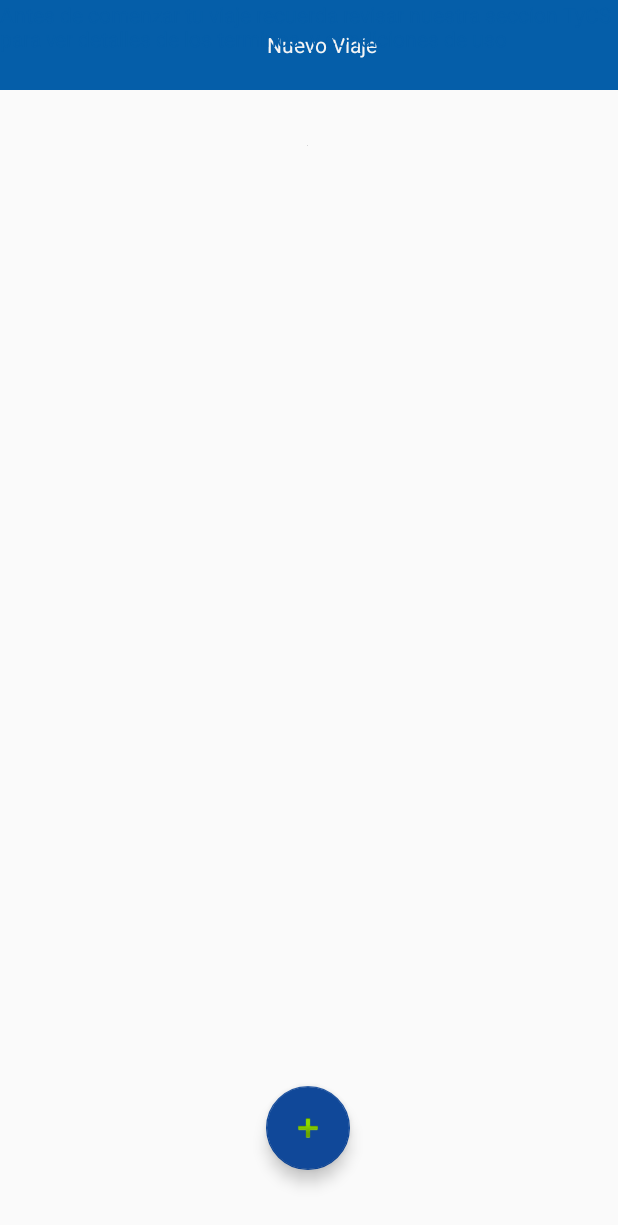
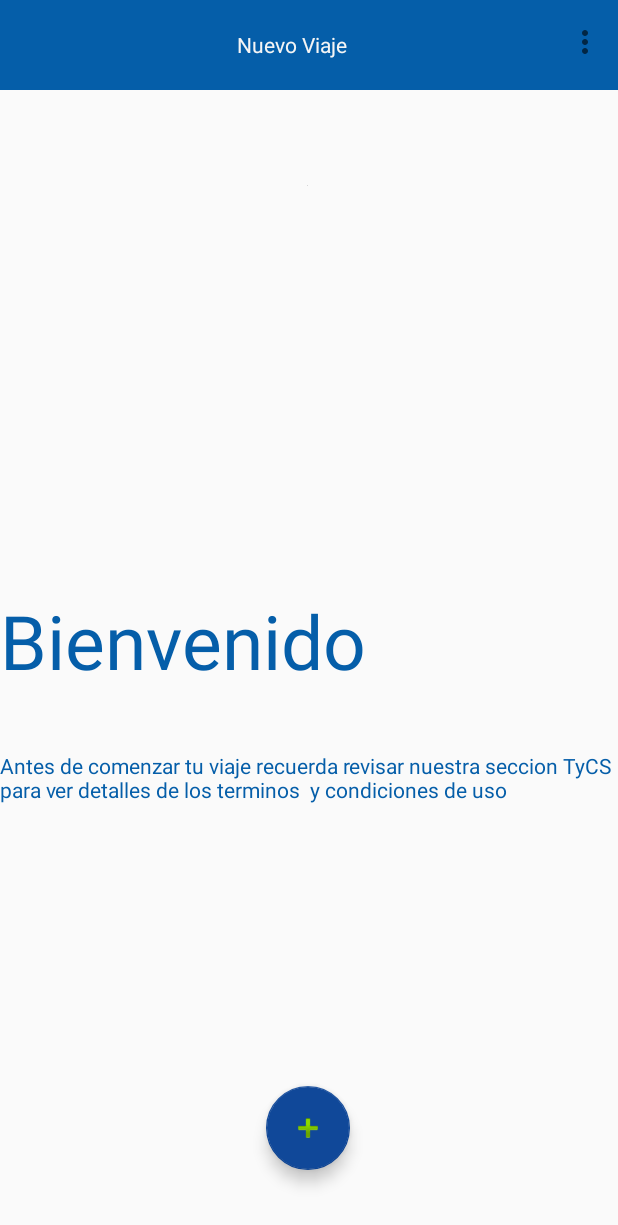
Before and after one commit to raulmenendez9/e-Tracker, an Android app: the layout fragment_home.xml on its own in the app's theme, with its tools: preview values and no code run, on a phone screen of 412 x 824 dp. Shown: the top 1225 px of the screen. Run offline under Robolectric (Android 15) with nearby library versions, the phone set to English and light mode, and no system bars.

Commit message:
agregando menu e items, imagenes dentro del home

```diff
--- a/app/src/main/java/com/unicomer/e_tracker_test/MainActivity.kt
+++ b/app/src/main/java/com/unicomer/e_tracker_test/MainActivity.kt
@@ -8,13 +8,19 @@ class MainActivity : AppCompatActivity() {
     override fun onCreate(savedInstanceState: Bundle?) {
         super.onCreate(savedInstanceState)
         setContentView(R.layout.activity_main)
+        loadHome(HomeFragment())
+        loadRegistrationTravel(TravelRegistrationFragment())
+    }
 
-        loadRegistrationTravel(TravelRegistrationFragment())
+    private fun loadHome(home: HomeFragment) {
+        val formmu = supportFragmentManager.beginTransaction()
+        formmu.replace(R.id.container_Fragment_Inicio, home).addToBackStack(null)
+        formmu.commit()
     }
 
     private fun loadRegistrationTravel(tr: TravelRegistrationFragment){
         val formmu = supportFragmentManager.beginTransaction()
-        formmu.replace(R.id.fragmentRegistrationTravel, tr).addToBackStack(null)
+        formmu.replace(R.id.container_Fragment_Inicio, tr).addToBackStack(null)
         formmu.commit()
     }
 
--- /dev/null
+++ b/app/src/main/res/drawable/ic_clip.xml
@@ -0,0 +1,9 @@
+<vector xmlns:android="http://schemas.android.com/apk/res/android"
+        android:width="24dp"
+        android:height="24dp"
+        android:viewportWidth="24.0"
+        android:viewportHeight="24.0">
+    <path
+        android:fillColor="#FF000000"
+        android:pathData="M16.5,6v11.5c0,2.21 -1.79,4 -4,4s-4,-1.79 -4,-4V5c0,-1.38 1.12,-2.5 2.5,-2.5s2.5,1.12 2.5,2.5v10.5c0,0.55 -0.45,1 -1,1s-1,-0.45 -1,-1V6H10v9.5c0,1.38 1.12,2.5 2.5,2.5s2.5,-1.12 2.5,-2.5V5c0,-2.21 -1.79,-4 -4,-4S7,2.79 7,5v12.5c0,3.04 2.46,5.5 5.5,5.5s5.5,-2.46 5.5,-5.5V6h-1.5z"/>
+</vector>
--- /dev/null
+++ b/app/src/main/res/drawable/ic_exit.xml
@@ -0,0 +1,9 @@
+<vector xmlns:android="http://schemas.android.com/apk/res/android"
+        android:width="24dp"
+        android:height="24dp"
+        android:viewportWidth="24.0"
+        android:viewportHeight="24.0">
+    <path
+        android:fillColor="#FF000000"
+        android:pathData="M10.09,15.59L11.5,17l5,-5 -5,-5 -1.41,1.41L12.67,11H3v2h9.67l-2.58,2.59zM19,3H5c-1.11,0 -2,0.9 -2,2v4h2V5h14v14H5v-4H3v4c0,1.1 0.89,2 2,2h14c1.1,0 2,-0.9 2,-2V5c0,-1.1 -0.9,-2 -2,-2z"/>
+</vector>
--- /dev/null
+++ b/app/src/main/res/drawable/ic_finalizar_viaje.xml
@@ -0,0 +1,9 @@
+<vector xmlns:android="http://schemas.android.com/apk/res/android"
+        android:width="24dp"
+        android:height="24dp"
+        android:viewportWidth="24.0"
+        android:viewportHeight="24.0">
+    <path
+        android:fillColor="#FF000000"
+        android:pathData="M2.5,19h19v2h-19zM9.68,13.27l4.35,1.16 5.31,1.42c0.8,0.21 1.62,-0.26 1.84,-1.06 0.21,-0.8 -0.26,-1.62 -1.06,-1.84l-5.31,-1.42 -2.76,-9.02L10.12,2v8.28L5.15,8.95l-0.93,-2.32 -1.45,-0.39v5.17l1.6,0.43 5.31,1.43z"/>
+</vector>
--- /dev/null
+++ b/app/src/main/res/drawable/ic_history.xml
@@ -0,0 +1,9 @@
+<vector xmlns:android="http://schemas.android.com/apk/res/android"
+        android:width="24dp"
+        android:height="24dp"
+        android:viewportWidth="24.0"
+        android:viewportHeight="24.0">
+    <path
+        android:fillColor="#FF000000"
+        android:pathData="M13,3c-4.97,0 -9,4.03 -9,9L1,12l3.89,3.89 0.07,0.14L9,12L6,12c0,-3.87 3.13,-7 7,-7s7,3.13 7,7 -3.13,7 -7,7c-1.93,0 -3.68,-0.79 -4.94,-2.06l-1.42,1.42C8.27,19.99 10.51,21 13,21c4.97,0 9,-4.03 9,-9s-4.03,-9 -9,-9zM12,8v5l4.28,2.54 0.72,-1.21 -3.5,-2.08L13.5,8L12,8z"/>
+</vector>
--- /dev/null
+++ b/app/src/main/res/drawable/ic_menu.xml
@@ -0,0 +1,9 @@
+<vector xmlns:android="http://schemas.android.com/apk/res/android"
+        android:width="24dp"
+        android:height="24dp"
+        android:viewportWidth="24.0"
+        android:viewportHeight="24.0">
+    <path
+        android:fillColor="#FF000000"
+        android:pathData="M12,8c1.1,0 2,-0.9 2,-2s-0.9,-2 -2,-2 -2,0.9 -2,2 0.9,2 2,2zM12,10c-1.1,0 -2,0.9 -2,2s0.9,2 2,2 2,-0.9 2,-2 -0.9,-2 -2,-2zM12,16c-1.1,0 -2,0.9 -2,2s0.9,2 2,2 2,-0.9 2,-2 -0.9,-2 -2,-2z"/>
+</vector>
--- /dev/null
+++ b/app/src/main/res/drawable/ic_terminos.xml
@@ -0,0 +1,9 @@
+<vector xmlns:android="http://schemas.android.com/apk/res/android"
+        android:width="24dp"
+        android:height="24dp"
+        android:viewportWidth="24.0"
+        android:viewportHeight="24.0">
+    <path
+        android:fillColor="#FF000000"
+        android:pathData="M19,3h-4.18C14.4,1.84 13.3,1 12,1c-1.3,0 -2.4,0.84 -2.82,2L5,3c-1.1,0 -2,0.9 -2,2v14c0,1.1 0.9,2 2,2h14c1.1,0 2,-0.9 2,-2L21,5c0,-1.1 -0.9,-2 -2,-2zM12,3c0.55,0 1,0.45 1,1s-0.45,1 -1,1 -1,-0.45 -1,-1 0.45,-1 1,-1zM14,17L7,17v-2h7v2zM17,13L7,13v-2h10v2zM17,9L7,9L7,7h10v2z"/>
+</vector>
--- a/app/src/main/res/layout/activity_main.xml
+++ b/app/src/main/res/layout/activity_main.xml
@@ -9,7 +9,7 @@
     <FrameLayout
         android:layout_width="match_parent"
         android:layout_height="match_parent"
-        android:id="@+id/fragmentRegistrationTravel">
+        android:id="@+id/container_Fragment_Inicio">
 
     </FrameLayout>
 
--- a/app/src/main/res/layout/fragment_home.xml
+++ b/app/src/main/res/layout/fragment_home.xml
@@ -18,15 +18,19 @@
             app:layout_constraintEnd_toEndOf="parent"
             app:layout_constraintHorizontal_bias="0.0"
             app:layout_constraintStart_toStartOf="parent"
+            app:menu="@menu/home_menu"
+
             app:layout_constraintTop_toTopOf="parent"
             tools:ignore="MissingConstraints">
 
             <TextView
+                android:id="@+id/toolbar_titulo"
                 android:layout_width="match_parent"
                 android:layout_height="match_parent"
                 android:gravity="center"
                 android:text="Nuevo Viaje"
-                android:textColor="@color/colorSecundario_04_Blanco" />
+                android:textColor="@color/colorSecundario_04_Blanco"
+                tools:layout_editor_absoluteX="16dp" />
 
         </androidx.appcompat.widget.Toolbar>
 
@@ -59,24 +63,26 @@
             android:id="@+id/textView_Bienvenida"
             android:layout_width="wrap_content"
             android:layout_height="wrap_content"
-            android:layout_marginBottom="36dp"
+            android:layout_marginBottom="40dp"
 
             android:text="Bienvenido"
             android:textColor="@color/colorPrimario_01_Azul"
             android:textSize="50sp"
             app:layout_constraintBottom_toTopOf="@+id/editText_msj_bienvenida"
             tools:ignore="MissingConstraints"
-            tools:layout_editor_absoluteX="83dp" />
+            tools:layout_editor_absoluteX="144dp" />
 
         <TextView
             android:id="@+id/editText_msj_bienvenida"
             android:layout_width="wrap_content"
             android:layout_height="wrap_content"
+            android:layout_marginBottom="188dp"
             android:text="Antes de comenzar tu viaje recuerda revisar nuestra seccion TyCS para ver detalles de los terminos  y condiciones de uso"
             android:textColor="@color/colorPrimario_01_Azul"
+            app:layout_constraintBottom_toTopOf="@+id/floatingActionButton_addviaje"
             tools:ignore="MissingConstraints"
-            tools:layout_editor_absoluteX="16dp"
-            tools:layout_editor_absoluteY="411dp" />
+            tools:layout_editor_absoluteX="16dp" />
+
     </androidx.constraintlayout.widget.ConstraintLayout>
 
 </FrameLayout>
--- /dev/null
+++ b/app/src/main/res/menu/home_menu.xml
@@ -0,0 +1,10 @@
+<?xml version="1.0" encoding="utf-8"?>
+<menu xmlns:android="http://schemas.android.com/apk/res/android">
+
+    <item android:title="Historial" android:icon="@drawable/ic_history"/>
+    <item android:title="Terminos Y Condiciones" android:icon="@drawable/ic_terminos"/>
+    <item android:title="Generar Reporte" android:icon="@drawable/ic_clip"/>
+    <item android:title="Finalizar El Viaje" android:icon="@drawable/ic_finalizar_viaje"/>
+    <item android:title="Cerrar Sesion" android:icon="@drawable/ic_exit" />
+
+</menu>
```
